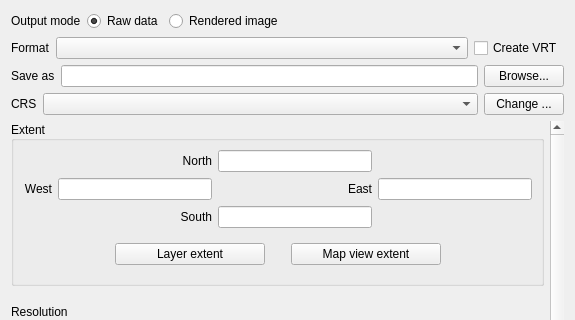
qgis/QGIS, file src/ui/qgsrasterlayersaveasdialogbase.ui: the form before one commit; both pictures show x 0 to 575 and y 0 to 320 of the 575 by 580 pixel window.
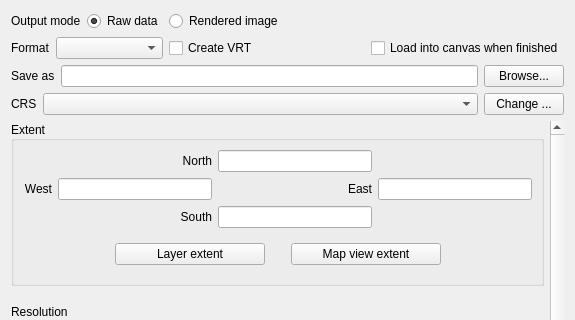
The form after the commit. Icons and pictures are not drawn. Custom widgets are drawn as their Qt base class.

Commit message: allow to add new layer created in raster save dialog to canvas

```diff
--- a/src/ui/qgsrasterlayersaveasdialogbase.ui
+++ b/src/ui/qgsrasterlayersaveasdialogbase.ui
@@ -97,6 +97,26 @@
        </property>
       </widget>
      </item>
+     <item>
+      <spacer name="horizontalSpacer_6">
+       <property name="orientation">
+        <enum>Qt::Horizontal</enum>
+       </property>
+       <property name="sizeHint" stdset="0">
+        <size>
+         <width>40</width>
+         <height>20</height>
+        </size>
+       </property>
+      </spacer>
+     </item>
+     <item>
+      <widget class="QCheckBox" name="mAddLayerToCanvasCheckBox">
+       <property name="text">
+        <string>Load into canvas when finished</string>
+       </property>
+      </widget>
+     </item>
     </layout>
    </item>
    <item>
```
Left out of the diff: 52 changed lines with no effect on the pictures. The commit also changes 2 other files.
